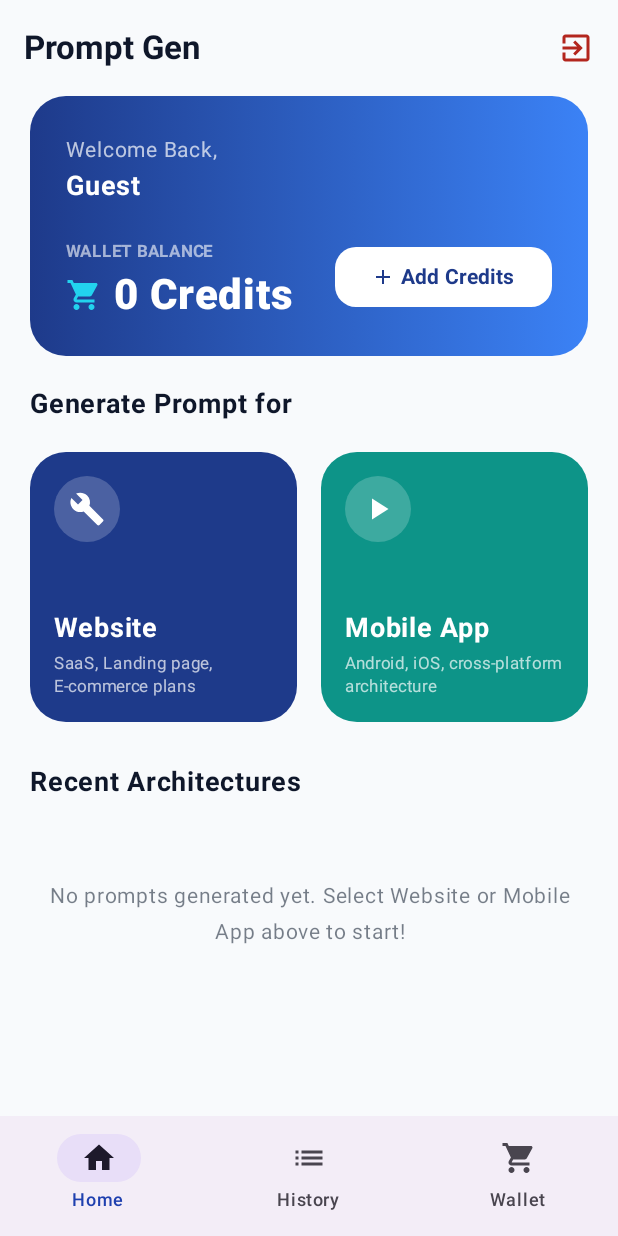
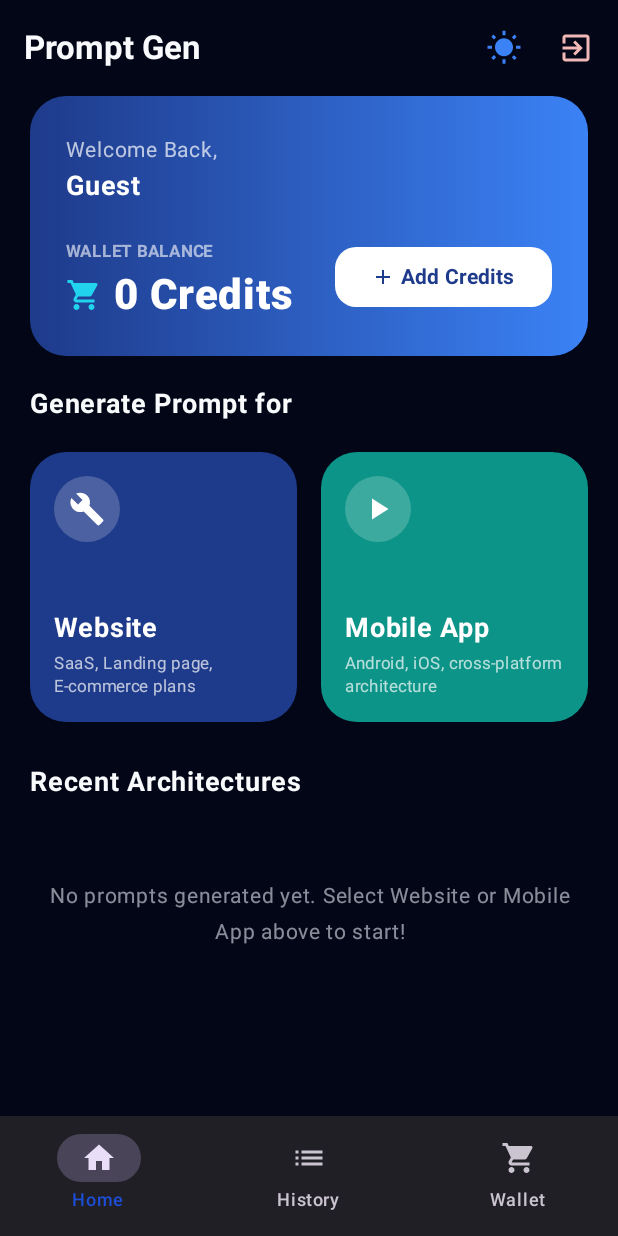
Before and after one commit to poorandewangan35/ai-prompt-generator-app, an Android app built with Jetpack Compose: the screen it shows after launch (MainActivity), after a tap on "Continue with Google", on a phone screen of 412 x 824 dp. Run offline under Robolectric (Android 15) with nearby library versions, the light colour scheme and no system bars; our stand-ins replace Firebase (no records; nobody signed in at launch, a user with empty details on screens opened directly), Navigation 3; libraries missing offline, so code that uses them is left out: com.razorpay; 1 statement that could not run was skipped; 3 other taps on this screen came first.

Commit message:
feat: add light/dark mode theme toggle to android app

```diff
--- a/app/src/main/java/com/aipromptgenerater/aitricker/MainActivity.kt
+++ b/app/src/main/java/com/aipromptgenerater/aitricker/MainActivity.kt
@@ -9,6 +9,7 @@ import androidx.compose.material3.MaterialTheme
 import androidx.compose.material3.Surface
 import androidx.compose.ui.Modifier
 import com.aipromptgenerater.aitricker.data.remote.RazorpayResultBridge
+import com.aipromptgenerater.aitricker.theme.ThemeManager
 import com.aipromptgenerater.aitricker.theme.AiPromptGeneraterAppBuilderTheme
 import com.razorpay.Checkout
 import com.razorpay.PaymentResultListener
@@ -17,12 +18,15 @@ class MainActivity : ComponentActivity(), PaymentResultListener {
     override fun onCreate(savedInstanceState: Bundle?) {
         super.onCreate(savedInstanceState)
 
+        // Initialize Theme preference
+        ThemeManager.initialize(applicationContext)
+
         // Preload Razorpay Checkout resources
         Checkout.preload(applicationContext)
 
         enableEdgeToEdge()
         setContent {
-            AiPromptGeneraterAppBuilderTheme {
+            AiPromptGeneraterAppBuilderTheme(darkTheme = ThemeManager.isDarkTheme) {
                 Surface(
                     modifier = Modifier.fillMaxSize(),
                     color = MaterialTheme.colorScheme.background
--- a/app/src/main/java/com/aipromptgenerater/aitricker/theme/Theme.kt
+++ b/app/src/main/java/com/aipromptgenerater/aitricker/theme/Theme.kt
@@ -1,6 +1,7 @@
 package com.aipromptgenerater.aitricker.theme
 
 import android.app.Activity
+import android.content.Context
 import android.os.Build
 import androidx.compose.foundation.isSystemInDarkTheme
 import androidx.compose.material3.MaterialTheme
@@ -10,6 +11,9 @@ import androidx.compose.material3.dynamicLightColorScheme
 import androidx.compose.material3.lightColorScheme
 import androidx.compose.runtime.Composable
 import androidx.compose.runtime.SideEffect
+import androidx.compose.runtime.getValue
+import androidx.compose.runtime.setValue
+import androidx.compose.runtime.mutableStateOf
 import androidx.compose.ui.graphics.toArgb
 import androidx.compose.ui.platform.LocalContext
 import androidx.compose.ui.platform.LocalView
@@ -35,9 +39,26 @@ private val LightColorScheme = lightColorScheme(
     onSurface = LightOnSurface
 )
 
+
+object ThemeManager {
+    var isDarkTheme by mutableStateOf(true)
+
+    fun initialize(context: Context) {
+        val prefs = context.getSharedPreferences("app_prefs", Context.MODE_PRIVATE)
+        isDarkTheme = prefs.getBoolean("is_dark", true)
+    }
+
+    fun toggleTheme(context: Context) {
+        val prefs = context.getSharedPreferences("app_prefs", Context.MODE_PRIVATE)
+        val newValue = !isDarkTheme
+        isDarkTheme = newValue
+        prefs.edit().putBoolean("is_dark", newValue).apply()
+    }
+}
+
 @Composable
 fun AiPromptGeneraterAppBuilderTheme(
-    darkTheme: Boolean = isSystemInDarkTheme(),
+    darkTheme: Boolean = ThemeManager.isDarkTheme,
     dynamicColor: Boolean = false, // Set to false to enforce our premium brand palette instead of generic system colors
     content: @Composable () -> Unit
 ) {
--- a/app/src/main/java/com/aipromptgenerater/aitricker/ui/home/HomeScreen.kt
+++ b/app/src/main/java/com/aipromptgenerater/aitricker/ui/home/HomeScreen.kt
@@ -25,6 +25,8 @@ import androidx.compose.ui.unit.sp
 import androidx.lifecycle.viewmodel.compose.viewModel
 import com.aipromptgenerater.aitricker.data.model.PromptHistory
 import com.aipromptgenerater.aitricker.ui.components.PremiumCard
+import androidx.compose.ui.platform.LocalContext
+import com.aipromptgenerater.aitricker.theme.ThemeManager
 
 @OptIn(ExperimentalMaterial3Api::class)
 @Composable
@@ -48,6 +50,14 @@ fun HomeScreen(
                     )
                 },
                 actions = {
+                    val context = LocalContext.current
+                    IconButton(onClick = { ThemeManager.toggleTheme(context) }) {
+                        Icon(
+                            imageVector = if (ThemeManager.isDarkTheme) Icons.Default.WbSunny else Icons.Default.NightsStay,
+                            contentDescription = "Toggle Theme",
+                            tint = MaterialTheme.colorScheme.primary
+                        )
+                    }
                     IconButton(onClick = { viewModel.logout() }) {
                         Icon(
                             imageVector = Icons.Default.ExitToApp,
```
